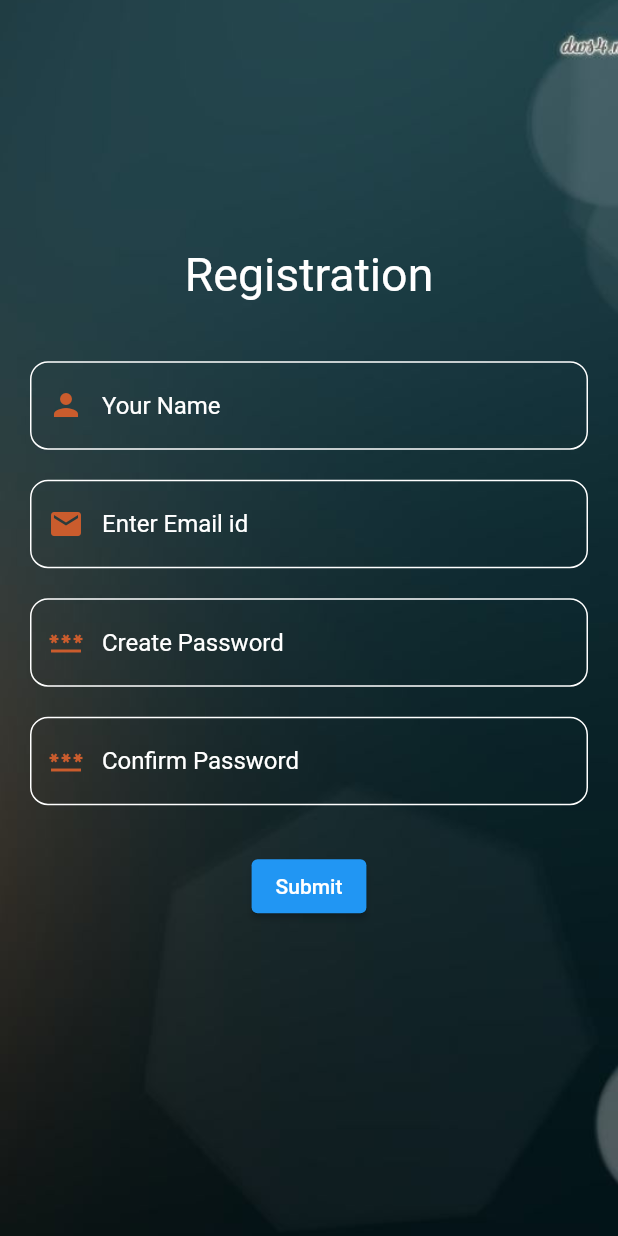
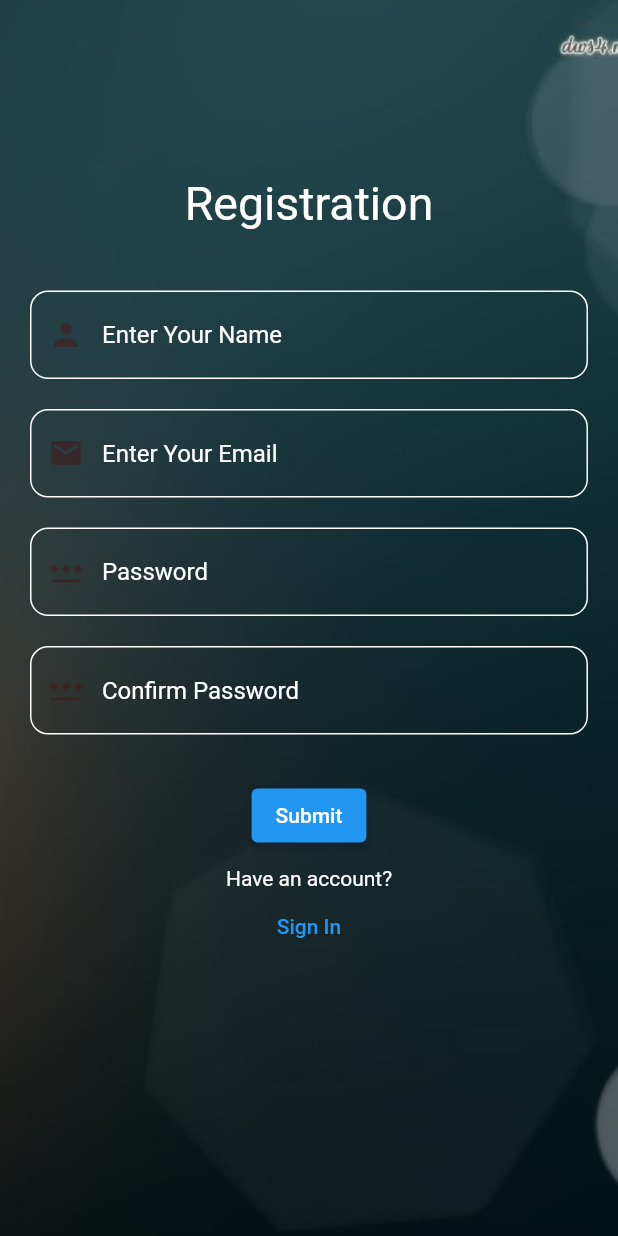
Before and after one commit to prajwalkathar/kuchdalna, a Flutter app: the screen it shows after launch, after a tap on "Sign up", on a phone screen of 412 x 824 dp. Run offline on Flutter 3.47's test engine with Material 2 defaults, Android fonts, the phone set to English and light mode, and no system bars; our stand-ins replace carousel_slider, cloud_firestore, firebase_auth, firebase_core; accounts and stored records are empty.

Commit message:
new commit

```diff
--- a/lib/pages/home_page.dart
+++ b/lib/pages/home_page.dart
@@ -1,5 +1,6 @@
 import 'package:carousel_slider/carousel_slider.dart';
 import 'package:event_planner/pages/ImageView.dart';
+import 'package:event_planner/pages/event_profile.dart';
 //import 'package:event_planner/pages/event_profile.dart';
 import 'package:event_planner/pages/venue_page.dart';
 import 'package:firebase_auth/firebase_auth.dart';
@@ -154,7 +155,12 @@ class _HomePageState extends State<HomePage> {
               }).toList(),
             ),
             const SizedBox(
-              height: 30,
+              height: 20,
+            ),
+            const Align(
+                alignment: Alignment.center, child: Text('Choose Your Event')),
+            const SizedBox(
+              height: 20,
             ),
 
             Container(
@@ -197,7 +203,7 @@ class _HomePageState extends State<HomePage> {
                     onTap: () {
                       Navigator.of(context).push(
                         MaterialPageRoute(
-                            builder: (context) => const Venuepage()),
+                            builder: (context) => const Eventprofile()),
                       );
                     },
                   ),
@@ -227,7 +233,7 @@ class _HomePageState extends State<HomePage> {
                     onTap: () {
                       Navigator.of(context).push(
                         MaterialPageRoute(
-                            builder: (context) => const Venuepage()),
+                            builder: (context) => const Eventprofile()),
                       );
                     },
                   ),
@@ -257,7 +263,7 @@ class _HomePageState extends State<HomePage> {
                     onTap: () {
                       Navigator.of(context).push(
                         MaterialPageRoute(
-                            builder: (context) => const Venuepage()),
+                            builder: (context) => const Eventprofile()),
                       );
                     },
                   ),
@@ -290,7 +296,7 @@ class _HomePageState extends State<HomePage> {
                     onTap: () {
                       Navigator.of(context).push(
                         MaterialPageRoute(
-                            builder: (context) => const Venuepage()),
+                            builder: (context) => const Eventprofile()),
                       );
                     },
                   ),
@@ -298,13 +304,6 @@ class _HomePageState extends State<HomePage> {
               ),
             ),
             //   Text(FirebaseAuth.instance.currentUser.toString()),
-            ElevatedButton(
-              onPressed: () {
-                FirebaseAuth.instance.signOut();
-                Navigator.of(context).pushReplacementNamed("/login");
-              },
-              child: const Text("Sign Out"),
-            )
           ],
         ),
       ),
--- a/lib/pages/login_page.dart
+++ b/lib/pages/login_page.dart
@@ -1,5 +1,5 @@
 import 'package:event_planner/pages/registration_page.dart';
-import 'package:event_planner/widgets/TextFieldDecoration.dart';
+import 'package:event_planner/widgets/TextField.dart';
 import 'package:firebase_auth/firebase_auth.dart';
 import 'package:flutter/material.dart';
 
@@ -21,7 +21,7 @@ class _LoginPageState extends State<LoginPage> {
     if (email.isEmpty) {
       ScaffoldMessenger.of(context).showSnackBar(
         const SnackBar(
-          content: const Text("email can not be empty!"),
+          content: Text("email can not be empty!"),
         ),
       );
     }
@@ -67,7 +67,7 @@ class _LoginPageState extends State<LoginPage> {
           child: Container(
             width: width,
             height: height,
-            decoration: BoxDecoration(
+            decoration: const BoxDecoration(
               image: DecorationImage(
                 fit: BoxFit.cover,
                 image: AssetImage("assets/login.png"),
@@ -79,81 +79,75 @@ class _LoginPageState extends State<LoginPage> {
                 SizedBox(
                   height: height / 8,
                 ),
-                Align(
+                const Align(
                   alignment: Alignment.centerLeft,
                   child: Text(
                     "Welcome\nEvent Planner",
                     style: TextStyle(fontSize: 35, color: Colors.white),
                   ),
                 ),
-                SizedBox(
+                const SizedBox(
                   height: 50,
                 ),
-                Align(
+                const Align(
                   alignment: Alignment.center,
                   child: Text(
                     "Login",
                     style: TextStyle(fontSize: 22, color: Colors.white),
                   ),
                 ),
-                SizedBox(
+                const SizedBox(
                   height: 20,
                 ),
-                Align(
+                const Align(
                   alignment: Alignment.topLeft,
                   child: Text(
                     "Enter your email",
                     style: TextStyle(color: Colors.white),
                   ),
                 ),
-                SizedBox(
+                const SizedBox(
                   height: 6,
                 ),
-                TextField(
-                  style: TextStyle(color: Colors.white),
-                  controller: emailController,
-                  decoration: textFieldDecoration(),
-                ),
-                SizedBox(
+                textFieldFunc(
+                    "", Colors.white, Icons.email, false, emailController),
+                const SizedBox(
                   height: 10,
                 ),
-                Align(
+                const Align(
                   alignment: Alignment.topLeft,
                   child: Text(
                     "Enter your password",
                     style: TextStyle(color: Colors.white),
                   ),
                 ),
-                SizedBox(
+                const SizedBox(
                   height: 6,
                 ),
-                TextField(
-                  style: TextStyle(color: Colors.white),
-                  controller: passwordController,
-                  decoration: textFieldDecoration(),
-                ),
-                SizedBox(
+                textFieldFunc(
+                    "", Colors.white, Icons.password, true, passwordController),
+                const SizedBox(
                   height: 1,
                 ),
                 Align(
                   alignment: Alignment.bottomRight,
                   child: TextButton(
                     onPressed: () {},
-                    child: Text(
+                    child: const Text(
                       "forget password",
                       style: TextStyle(color: Colors.blue),
                     ),
                   ),
                 ),
-                SizedBox(
+                const SizedBox(
                   height: 5,
                 ),
                 ElevatedButton(
                     onPressed: () => onSubmit(context), child: Text("Login")),
-                SizedBox(
+                const SizedBox(
                   height: 10,
                 ),
-                Text(
+                const Text(
                   "don't have an account?",
                   style: TextStyle(color: Colors.white),
                 ),
--- a/lib/pages/registration_page.dart
+++ b/lib/pages/registration_page.dart
@@ -1,7 +1,8 @@
 import 'package:cloud_firestore/cloud_firestore.dart';
+import 'package:event_planner/pages/login_page.dart';
+import 'package:event_planner/widgets/TextField.dart';
 import 'package:firebase_auth/firebase_auth.dart';
 import 'package:flutter/material.dart';
-import 'package:get/get.dart';
 
 class RegistrationPage extends StatefulWidget {
   const RegistrationPage({super.key});
@@ -69,7 +70,7 @@ class _RegistrationPageState extends State<RegistrationPage> {
           child: Container(
             width: width,
             height: height,
-            decoration: BoxDecoration(
+            decoration: const BoxDecoration(
               image: DecorationImage(
                 fit: BoxFit.cover,
                 image: AssetImage("assets/registration.png"),
@@ -79,125 +80,62 @@ class _RegistrationPageState extends State<RegistrationPage> {
               padding: const EdgeInsets.fromLTRB(20, 0, 20, 0),
               child: Column(children: [
                 SizedBox(
-                  height: height / 5,
+                  height: height / 7,
                 ),
-                Align(
+                const Align(
                   alignment: Alignment.center,
                   child: Text(
                     "Registration",
                     style: TextStyle(fontSize: 31, color: Colors.white),
                   ),
                 ),
-                SizedBox(
+                const SizedBox(
                   height: 40,
                 ),
-                TextField(
-                    style: TextStyle(color: Colors.white),
-                    controller: nameController,
-                    decoration: InputDecoration(
-                        hintText: "Your Name",
-                        hintStyle: TextStyle(color: Colors.white),
-                        prefixIcon: Icon(
-                          Icons.person,
-                          color: Color.fromARGB(255, 202, 92, 45),
-                        ),
-                        focusedBorder: OutlineInputBorder(
-                            borderRadius: BorderRadius.circular(12),
-                            borderSide: BorderSide(
-                              color: Color.fromARGB(255, 4, 96, 165),
-                              width: 2,
-                            )),
-                        enabledBorder: OutlineInputBorder(
-                            borderRadius: BorderRadius.circular(12),
-                            borderSide: BorderSide(
-                              color: Colors.white,
-                            )))),
-                SizedBox(
+                textFieldFunc('Enter Your Name', Colors.white, Icons.person,
+                    false, nameController),
+                const SizedBox(
                   height: 20,
                 ),
-                TextField(
-                    style: TextStyle(color: Colors.white),
-                    controller: emailController,
-                    decoration: InputDecoration(
-                        hintText: "Enter Email id",
-                        hintStyle: TextStyle(color: Colors.white),
-                        prefixIcon: Icon(
-                          Icons.email,
-                          color: Color.fromARGB(255, 202, 92, 45),
-                        ),
-                        focusedBorder: OutlineInputBorder(
-                            borderRadius: BorderRadius.circular(12),
-                            borderSide: BorderSide(
-                              color: Color.fromARGB(255, 4, 96, 165),
-                              width: 2,
-                            )),
-                        enabledBorder: OutlineInputBorder(
-                            borderRadius: BorderRadius.circular(12),
-                            borderSide: BorderSide(
-                              color: Colors.white,
-                            )))),
-                SizedBox(
+                textFieldFunc('Enter Your Email', Colors.white, Icons.email,
+                    false, emailController),
+                const SizedBox(
                   height: 20,
                 ),
-                TextField(
-                  style: TextStyle(color: Colors.white),
-                  controller: passwordController,
-                  decoration: InputDecoration(
-                    hintText: "Create Password",
-                    hintStyle: TextStyle(color: Colors.white),
-                    prefixIcon: Icon(
-                      Icons.password,
-                      color: Color.fromARGB(255, 202, 92, 45),
-                    ),
-                    focusedBorder: OutlineInputBorder(
-                        borderRadius: BorderRadius.circular(12),
-                        borderSide: BorderSide(
-                          color: Color.fromARGB(255, 4, 96, 165),
-                          width: 2,
-                        )),
-                    enabledBorder: OutlineInputBorder(
-                      borderRadius: BorderRadius.circular(12),
-                      borderSide: BorderSide(
-                        color: Colors.white,
-                      ),
-                    ),
-                  ),
-                ),
-                SizedBox(
+                textFieldFunc('Password', Colors.white, Icons.password, false,
+                    passwordController),
+                const SizedBox(
                   height: 20,
                 ),
-                TextField(
-                  style: TextStyle(color: Colors.white),
-                  controller: confirmPasswordController,
-                  decoration: InputDecoration(
-                    hintText: "Confirm Password",
-                    hintStyle: TextStyle(color: Colors.white),
-                    prefixIcon: Icon(
-                      Icons.password,
-                      color: Color.fromARGB(255, 202, 92, 45),
-                    ),
-                    focusedBorder: OutlineInputBorder(
-                        borderRadius: BorderRadius.circular(12),
-                        borderSide: BorderSide(
-                          color: Color.fromARGB(255, 4, 96, 165),
-                          width: 2,
-                        )),
-                    enabledBorder: OutlineInputBorder(
-                      borderRadius: BorderRadius.circular(12),
-                      borderSide: BorderSide(
-                        color: Colors.white,
-                      ),
-                    ),
-                  ),
-                ),
-                SizedBox(
+                textFieldFunc('Confirm Password', Colors.white, Icons.password,
+                    false, confirmPasswordController),
+                const SizedBox(
                   height: 30,
                 ),
                 ElevatedButton(
                   onPressed: onSubmit,
-                  child: Text(
+                  child: const Text(
                     "Submit",
                     style: TextStyle(color: Colors.white),
+                  ),
+                ),
+                const SizedBox(
+                  height: 10,
+                ),
+                const Text(
+                  "Have an account?",
+                  style: TextStyle(color: Colors.white),
+                ),
+                TextButton(
+                  onPressed: () {
+                    Navigator.of(context).push(
+                      MaterialPageRoute(
+                          builder: (context) => const LoginPage()),
+                    );
+                  },
+                  child: const Text(
+                    "Sign In",
+                    style: TextStyle(color: Colors.blue),
                   ),
                 ),
               ]),
--- /dev/null
+++ b/lib/widgets/HomeGridItem.dart
@@ -0,0 +1 @@
+import 'package:flutter/material.dart';
--- /dev/null
+++ b/lib/widgets/TextField.dart
@@ -0,0 +1,30 @@
+import 'package:flutter/material.dart';
+
+TextField textFieldFunc(String text, Color color, IconData icon,
+    bool isPasswordType, TextEditingController controller) {
+  return TextField(
+      controller: controller,
+      obscureText: isPasswordType,
+      enableSuggestions: !isPasswordType,
+      autocorrect: !isPasswordType,
+      cursorColor: color,
+      style: TextStyle(color: color),
+      decoration: InputDecoration(
+        hintText: text,
+        hintStyle: TextStyle(color: color),
+        prefixIcon: Icon(icon, color: Color.fromARGB(97, 79, 8, 8)),
+        focusedBorder: OutlineInputBorder(
+          borderRadius: BorderRadius.circular(12),
+          borderSide: const BorderSide(
+            color: Color.fromARGB(255, 4, 96, 165),
+            width: 2,
+          ),
+        ),
+        enabledBorder: OutlineInputBorder(
+          borderRadius: BorderRadius.circular(12),
+          borderSide: BorderSide(
+            color: color,
+          ),
+        ),
+      ));
+}
--- a/lib/widgets/TextFieldDecoration.dart
+++ /dev/null
@@ -1,16 +0,0 @@
-import 'package:flutter/material.dart';
-
-InputDecoration textFieldDecoration() {
-  return InputDecoration(
-      focusedBorder: OutlineInputBorder(
-          borderRadius: BorderRadius.circular(12),
-          borderSide: BorderSide(
-            color: Color.fromARGB(255, 4, 96, 165),
-            width: 2,
-          )),
-      enabledBorder: OutlineInputBorder(
-          borderRadius: BorderRadius.circular(12),
-          borderSide: BorderSide(
-            color: Colors.white,
-          )));
-}
```
Also changed, not shown: lib/pages/bill_page.dart (+8 -7 lines), lib/pages/event_profile.dart (+43 -1 lines), lib/pages/payment_page.dart (+27 -0 lines), lib/pages/venue_page.dart (+7 -28 lines).
